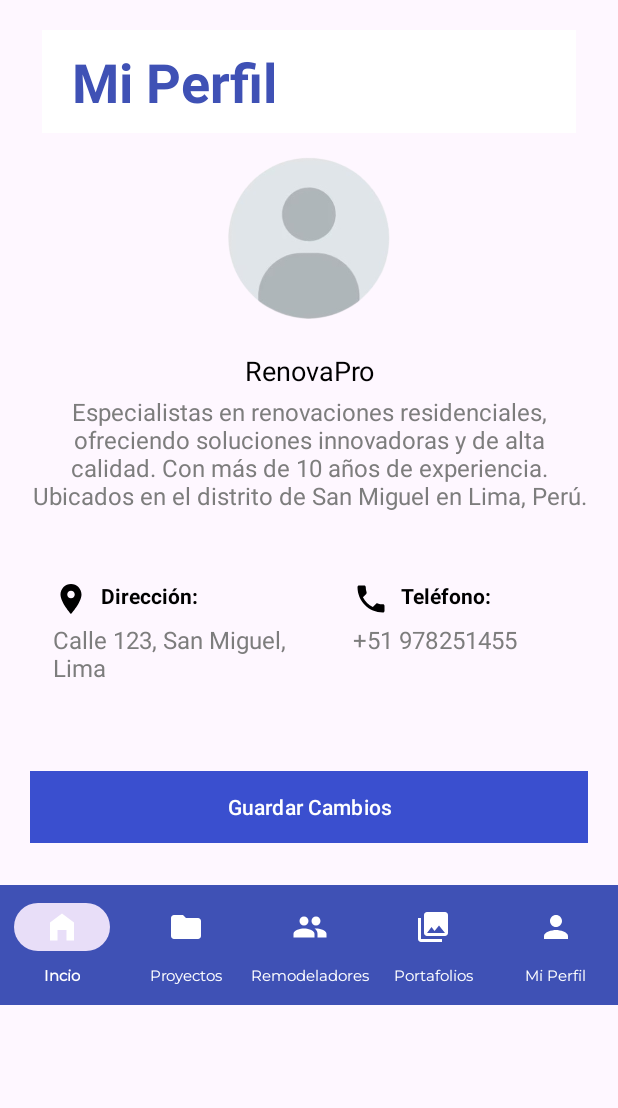
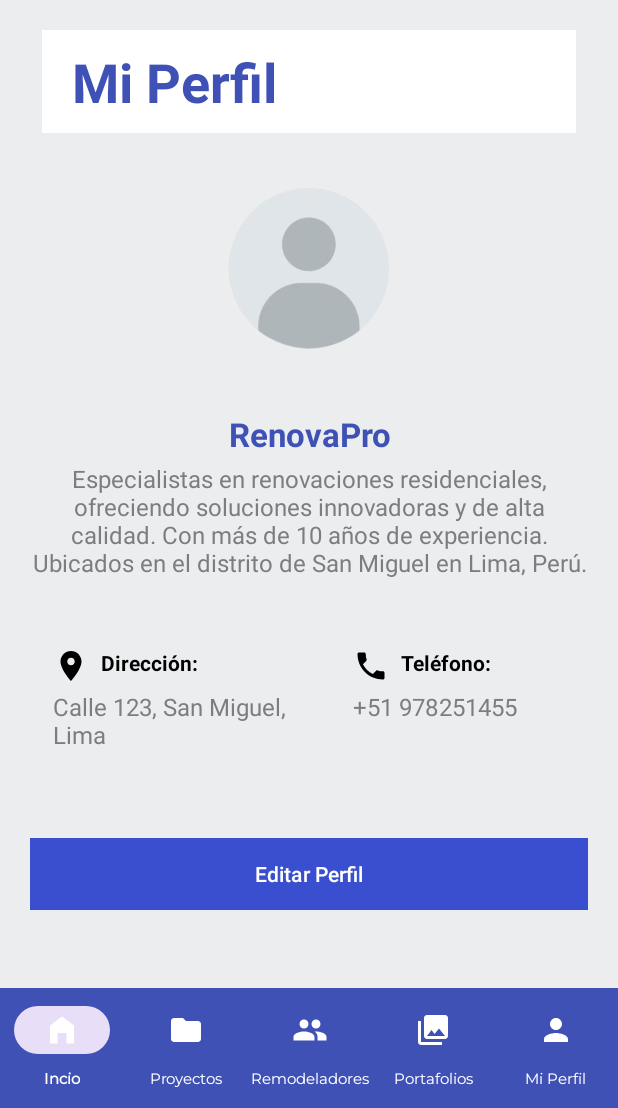
Before and after one commit to SI732-ExpDesign-Team/mobile, an Android app: the layout activity_company_profile.xml on its own in the app's theme, with its tools: preview values and no code run, on a phone screen of 412 x 824 dp, the part 128-1236 px from its top. Run offline under Robolectric (Android 15) with nearby library versions, the phone set to English and light mode, and no system bars; network calls fail.

Commit message:
develop(fix): fixed navigation bar pathing

```diff
--- a/app/src/main/AndroidManifest.xml
+++ b/app/src/main/AndroidManifest.xml
@@ -19,6 +19,10 @@
             android:name=".Register"
             android:exported="false" />
         <activity android:name=".LoginActivity"
+            android:exported="false" />
+        <activity android:name=".CompanyProfile"
+            android:exported="false" />
+        <activity android:name=".UserProfile"
             android:exported="false" />
         <activity
             android:name=".business_search.Activity.BusinessProfileActivity"
--- /dev/null
+++ b/app/src/main/res/drawable/dialog_background.xml
@@ -0,0 +1,5 @@
+<?xml version="1.0" encoding="utf-8"?>
+<shape xmlns:android="http://schemas.android.com/apk/res/android">
+    <solid android:color="@color/blue"/>
+    <padding android:left="16dp" android:top="16dp" android:right="16dp" android:bottom="16dp"/>
+</shape>
--- a/app/src/main/res/layout/activity_company_profile.xml
+++ b/app/src/main/res/layout/activity_company_profile.xml
@@ -1,28 +1,29 @@
 <?xml version="1.0" encoding="utf-8"?>
 <LinearLayout xmlns:android="http://schemas.android.com/apk/res/android"
     xmlns:app="http://schemas.android.com/apk/res-auto"
-    android:orientation="vertical"
     xmlns:tools="http://schemas.android.com/tools"
     android:id="@+id/companyprofile"
     android:layout_width="match_parent"
     android:layout_height="match_parent"
+    android:background="@color/gray"
+    android:orientation="vertical"
     tools:context=".CompanyProfile">
 
     <!-- Toolbar -->
     <LinearLayout
         android:layout_width="match_parent"
         android:layout_height="wrap_content"
-        android:orientation="horizontal"
-        android:gravity="center_vertical">
+        android:gravity="center_vertical"
+        android:orientation="horizontal">
 
         <androidx.appcompat.widget.Toolbar
             android:id="@+id/toolbar"
             android:layout_width="match_parent"
             android:layout_height="85dp"
-            android:paddingTop="15dp"
             android:background="?attr/colorPrimary"
             android:backgroundTint="#3F51B5"
-            android:minHeight="?attr/actionBarSize">
+            android:minHeight="?attr/actionBarSize"
+            android:paddingTop="15dp">
 
             <ImageView
                 android:id="@+id/toolbar_logo"
@@ -43,7 +44,7 @@
 
             <Space
                 android:layout_width="190dp"
-                android:layout_height="wrap_content"/>
+                android:layout_height="wrap_content" />
 
             <!--User Picture in Toolbar-->
             <ImageView
@@ -52,7 +53,7 @@
                 android:layout_height="50dp"
                 android:contentDescription="User Picture"
                 android:src="@drawable/user"
-                android:visibility="visible"/>
+                android:visibility="visible" />
 
         </androidx.appcompat.widget.Toolbar>
 
@@ -61,26 +62,26 @@
     <TextView
         android:layout_width="match_parent"
         android:layout_height="wrap_content"
+        android:layout_marginStart="28dp"
+        android:layout_marginTop="20dp"
+        android:layout_marginEnd="28dp"
+        android:layout_marginBottom="10dp"
+        android:background="@color/white"
+        android:paddingStart="20dp"
+        android:paddingTop="10dp"
+        android:paddingEnd="20dp"
+        android:paddingBottom="10dp"
         android:text="Mi Perfil"
-        android:textStyle="bold"
         android:textAlignment="textStart"
-        android:layout_marginTop="20dp"
-        android:layout_marginBottom="10dp"
+        android:textColor="@color/blue"
         android:textSize="36sp"
-        android:background="@color/white"
-        android:layout_marginStart="28dp"
-        android:layout_marginEnd="28dp"
-        android:paddingStart="20dp"
-        android:paddingEnd="20dp"
-        android:paddingTop="10dp"
-        android:paddingBottom="10dp"
-        android:textColor="@color/blue" />
+        android:textStyle="bold" />
 
     <ImageView
         android:layout_width="match_parent"
         android:layout_height="120dp"
-        android:paddingTop="6dp"
-        android:paddingBottom="6dp"
+        android:layout_marginVertical="20dp"
+        android:paddingVertical="6dp"
         android:src="@drawable/user" />
 
     <!-- Nombre de usuario -->
@@ -88,72 +89,72 @@
         android:id="@+id/tvUserName"
         android:layout_width="match_parent"
         android:layout_height="wrap_content"
+        android:layout_marginTop="16dp"
+        android:drawablePadding="8dp"
+        android:paddingStart="20dp"
+        android:paddingEnd="20dp"
         android:text="RenovaPro"
         android:textAlignment="center"
-        android:textColor="#000000"
-        android:textSize="18sp"
-        android:drawablePadding="8dp"
-        android:layout_marginTop="16dp"
-        app:layout_constraintStart_toStartOf="parent"
+        android:textStyle="bold"
+        android:textColor="@color/blue"
+        android:textSize="22sp"
         app:layout_constraintEnd_toEndOf="parent"
-        android:paddingStart="20dp"
-        android:paddingEnd="20dp" />
+        app:layout_constraintStart_toStartOf="parent" />
 
     <TextView
         android:layout_width="wrap_content"
         android:layout_height="wrap_content"
+        android:layout_marginTop="4dp"
+        android:paddingStart="20dp"
+        android:paddingEnd="20dp"
         android:text="Especialistas en renovaciones residenciales, ofreciendo soluciones innovadoras y de alta calidad. Con más de 10 años de experiencia. Ubicados en el distrito de San Miguel en Lima, Perú."
+        android:textAlignment="center"
         android:textColor="#7D7D7D"
         android:textSize="16sp"
-        android:textAlignment="center"
-        app:layout_constraintStart_toStartOf="parent"
         app:layout_constraintEnd_toEndOf="parent"
-        android:layout_marginTop="4dp"
-        android:paddingStart="20dp"
-        android:paddingEnd="20dp" />
+        app:layout_constraintStart_toStartOf="parent" />
 
     <LinearLayout
         android:layout_width="match_parent"
         android:layout_height="wrap_content"
+        android:layout_marginLeft="15dp"
+        android:layout_marginRight="15dp"
         android:orientation="horizontal"
         android:paddingTop="30dp"
-        android:paddingBottom="30dp"
-        android:layout_marginLeft="15dp"
-        android:layout_marginRight="15dp">
+        android:paddingBottom="30dp">
 
         <LinearLayout
             android:layout_width="200dp"
             android:layout_height="wrap_content"
-            android:orientation="vertical"
-            >
+            android:orientation="vertical">
 
             <TextView
                 android:layout_width="wrap_content"
                 android:layout_height="wrap_content"
+                android:layout_marginTop="16dp"
+                android:drawableStart="@drawable/baseline_location_on_24"
+                android:drawablePadding="8dp"
+                android:paddingStart="20dp"
+                android:paddingEnd="20dp"
                 android:text="Dirección:"
                 android:textColor="#000000"
                 android:textStyle="bold"
-        android:drawableStart="@drawable/baseline_location_on_24"
-        android:drawablePadding="8dp"
-        android:layout_marginTop="16dp"
-        app:layout_constraintTop_toBottomOf="@id/tvEmail"
+                app:layout_constraintEnd_toEndOf="parent"
                 app:layout_constraintStart_toStartOf="parent"
-        app:layout_constraintEnd_toEndOf="parent"
-        android:paddingStart="20dp"
-        android:paddingEnd="20dp" />
+                app:layout_constraintTop_toBottomOf="@id/tvEmail" />
 
             <TextView
                 android:layout_width="wrap_content"
                 android:layout_height="wrap_content"
+                android:layout_marginTop="4dp"
+                android:paddingStart="20dp"
+                android:paddingEnd="20dp"
                 android:text="Calle 123, San Miguel, Lima"
                 android:textColor="#7D7D7D"
                 android:textSize="16sp"
-        app:layout_constraintTop_toBottomOf="@id/tvPhoneLabel"
+                app:layout_constraintEnd_toEndOf="parent"
                 app:layout_constraintStart_toStartOf="parent"
-        app:layout_constraintEnd_toEndOf="parent"
-        android:layout_marginTop="4dp"
-        android:paddingStart="20dp"
-        android:paddingEnd="20dp" />
+                app:layout_constraintTop_toBottomOf="@id/tvPhoneLabel" />
 
         </LinearLayout>
 
@@ -165,30 +166,30 @@
             <TextView
                 android:layout_width="wrap_content"
                 android:layout_height="wrap_content"
+                android:layout_marginTop="16dp"
+                android:drawableStart="@drawable/baseline_local_phone_24"
+                android:drawablePadding="8dp"
+                android:paddingStart="20dp"
+                android:paddingEnd="20dp"
                 android:text="Teléfono:"
                 android:textColor="#000000"
                 android:textStyle="bold"
-        android:drawableStart="@drawable/baseline_local_phone_24"
-        android:drawablePadding="8dp"
-        android:layout_marginTop="16dp"
-        app:layout_constraintTop_toBottomOf="@id/tvEmail"
+                app:layout_constraintEnd_toEndOf="parent"
                 app:layout_constraintStart_toStartOf="parent"
-        app:layout_constraintEnd_toEndOf="parent"
-        android:paddingStart="20dp"
-        android:paddingEnd="20dp" />
+                app:layout_constraintTop_toBottomOf="@id/tvEmail" />
 
             <TextView
                 android:layout_width="wrap_content"
                 android:layout_height="wrap_content"
+                android:layout_marginTop="4dp"
+                android:paddingStart="20dp"
+                android:paddingEnd="20dp"
                 android:text="+51 978251455"
                 android:textColor="#7D7D7D"
                 android:textSize="16sp"
-        app:layout_constraintTop_toBottomOf="@id/tvPhoneLabel"
+                app:layout_constraintEnd_toEndOf="parent"
                 app:layout_constraintStart_toStartOf="parent"
-        app:layout_constraintEnd_toEndOf="parent"
-        android:layout_marginTop="4dp"
-        android:paddingStart="20dp"
-        android:paddingEnd="20dp" />
+                app:layout_constraintTop_toBottomOf="@id/tvPhoneLabel" />
 
         </LinearLayout>
     </LinearLayout>
@@ -196,16 +197,20 @@
     <com.google.android.material.button.MaterialButton
         android:layout_width="match_parent"
         android:layout_height="wrap_content"
+        android:layout_marginLeft="20dp"
+        android:layout_marginTop="28dp"
+        android:layout_marginRight="20dp"
+        android:layout_marginBottom="28dp"
         android:background="@color/dark_blue"
-        app:backgroundTint="@color/dark_blue"
-        android:text="Guardar Cambios"
+        android:text="Editar Perfil"
         android:textColor="#FFFFFF"
-        android:layout_marginTop="28dp"
-        android:layout_marginBottom="28dp"
-        android:layout_marginLeft="20dp"
-        android:layout_marginRight="20dp" />
+        app:backgroundTint="@color/dark_blue" />
 
     <!-- Bottom Navigation -->
+    <RelativeLayout
+        android:layout_width="match_parent"
+        android:layout_height="wrap_content">
+
         <com.google.android.material.bottomnavigation.BottomNavigationView
             android:id="@+id/bottom_navigation"
             android:layout_width="match_parent"
@@ -216,6 +221,8 @@
             app:itemTextAppearanceInactive="@style/BottomNavigationTextAppearance"
             app:itemTextColor="@color/white"
             app:labelVisibilityMode="labeled"
-        app:menu="@menu/bottom_navigation_menu" />
+            android:layout_alignParentBottom="true"
+            app:menu="@menu/bottom_navigation_menu"/>
+    </RelativeLayout>
 
 </LinearLayout>
```
Also changed, not shown: app/src/main/java/com/example/Fragment/DialogLoadingFragment.kt (added, +43 -0 lines), app/src/main/java/com/example/restyle_mobile/BottomNavigationHelper.kt (added, +52 -0 lines), app/src/main/java/com/example/restyle_mobile/CompanyProfile.kt (+12 -5 lines), app/src/main/java/com/example/restyle_mobile/UserProfile.kt (+12 -5 lines), app/src/main/java/com/example/restyle_mobile/business_portfolio/Activity/Portfolio.kt (+2 -30 lines), app/src/main/java/com/example/restyle_mobile/business_portfolio/Activity/ProjectCreation.kt (+2 -30 lines), app/src/main/java/com/example/restyle_mobile/business_search/Activity/BusinessProfileActivity.kt (+15 -30 lines), app/src/main/java/com/example/restyle_mobile/business_search/Activity/SearchBusinessesActivity.kt (+15 -30 lines), app/src/main/res/anim/floating_animation.xml (added, +12 -0 lines), app/src/main/res/layout/fragment_dialog_loading.xml (added, +18 -0 lines). Lines whose indentation alone changed are shown as unchanged.
